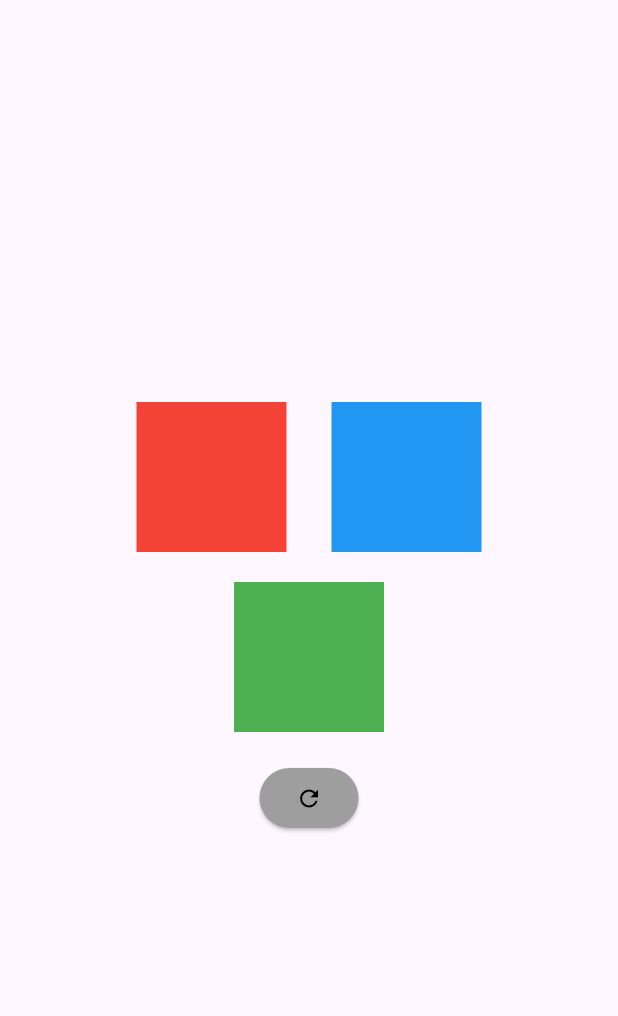
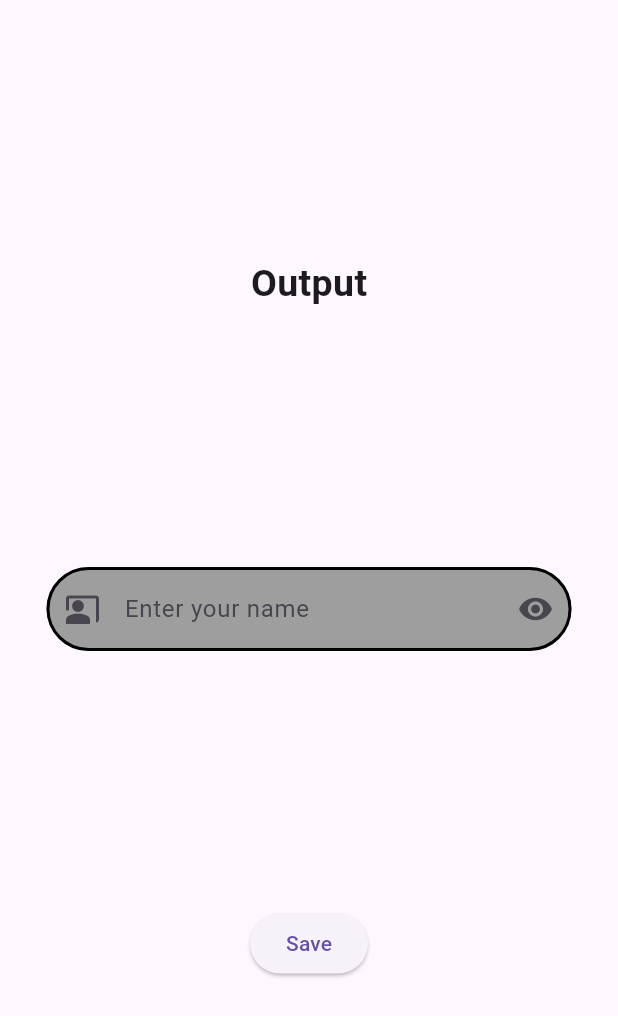
Before and after one commit to MPLectures/batch_five_ui_practice, a Flutter app: the screen it shows after launch, on a phone screen of 412 x 824 dp. Shown: the top 1016 px of the screen. Run offline on Flutter 3.47's test engine with Material 3 defaults, Android fonts, the phone set to English and light mode, and no system bars.

Commit message:
TextFormField and TextEditing Controller

```diff
--- a/lib/main.dart
+++ b/lib/main.dart
@@ -1,5 +1,6 @@
 import 'package:batch_five_ui_practice/views/screens/changing_images.dart';
 import 'package:batch_five_ui_practice/views/screens/screen_practice.dart';
+import 'package:batch_five_ui_practice/views/screens/screen_text_form_field.dart';
 import 'package:batch_five_ui_practice/views/screens/states_of_widget.dart';
 import 'package:flutter/material.dart';
 
@@ -11,7 +12,8 @@ class MyApp extends StatelessWidget {
     return MaterialApp(
       debugShowCheckedModeBanner: false,
       // home: ScreenTest(),
-      home: ScreenPractice(),
+      // home: ScreenPractice(),
+      home: TextFormFieldScreen(),
     );
   }
 }
--- /dev/null
+++ b/lib/views/screens/screen_text_form_field.dart
@@ -0,0 +1,78 @@
+import 'package:flutter/material.dart';
+
+class TextFormFieldScreen extends StatefulWidget {
+  @override
+  State<TextFormFieldScreen> createState() => _TextFormFieldScreenState();
+}
+
+class _TextFormFieldScreenState extends State<TextFormFieldScreen> {
+  final _nameController = TextEditingController();
+
+  // final _emailController = TextEditingController();
+  String input = "Output";
+
+  @override
+  Widget build(BuildContext context) {
+    return Scaffold(
+      resizeToAvoidBottomInset: false,
+      body: Center(
+        child: Column(
+          mainAxisAlignment: MainAxisAlignment.spaceEvenly,
+          children: [
+            Text(
+              input,
+              style: TextStyle(
+                fontWeight: FontWeight.bold,
+                fontSize: 25,
+              ),
+            ),
+            SizedBox(
+              width: 350,
+              child: TextFormField(
+                controller: _nameController,
+                // maxLength: 4,
+                keyboardType: TextInputType.emailAddress,
+                // obscureText: true,
+                // obscuringCharacter: "#",
+                decoration: InputDecoration(
+                  // counter: SizedBox(),
+                  hintText: "Enter your name",
+                  // label: Text("Name"),
+                  // helperText: "Enter your name",
+                  // prefix: Icon(Icons.co_present_rounded),
+                  prefixIcon: Icon(Icons.co_present_rounded),
+                  // suffix: Icon(Icons.visibility),
+                  suffixIcon: Icon(Icons.visibility),
+                  filled: true,
+                  fillColor: Colors.grey,
+
+                  border: OutlineInputBorder(
+                      borderSide: BorderSide(
+                        color: Colors.red,
+                      ),
+                      borderRadius: BorderRadius.circular(30)),
+                  focusedBorder: OutlineInputBorder(
+                      borderSide: BorderSide(
+                        color: Colors.red,
+                      ),
+                      borderRadius: BorderRadius.circular(30)),
+                  enabledBorder: OutlineInputBorder(
+                      borderSide: BorderSide(color: Colors.black, width: 2),
+                      borderRadius: BorderRadius.circular(30)),
+                ),
+              ),
+            ),
+            ElevatedButton(
+              onPressed: () {
+                setState(() {
+                  input = _nameController.text;
+                });
+              },
+              child: Text("Save"),
+            ),
+          ],
+        ),
+      ),
+    );
+  }
+}
```
